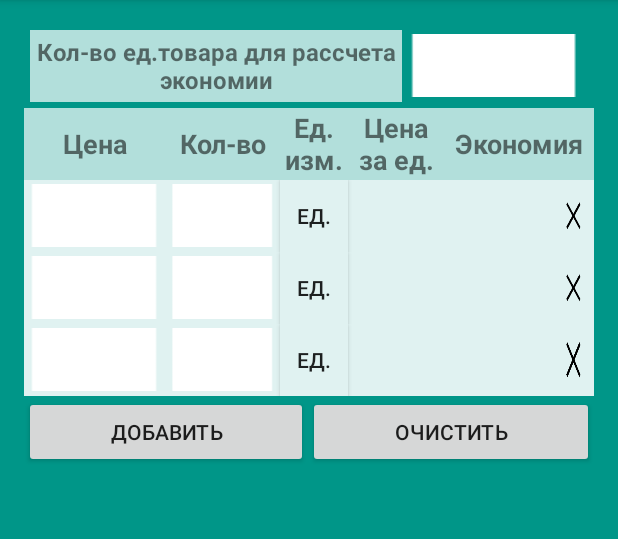
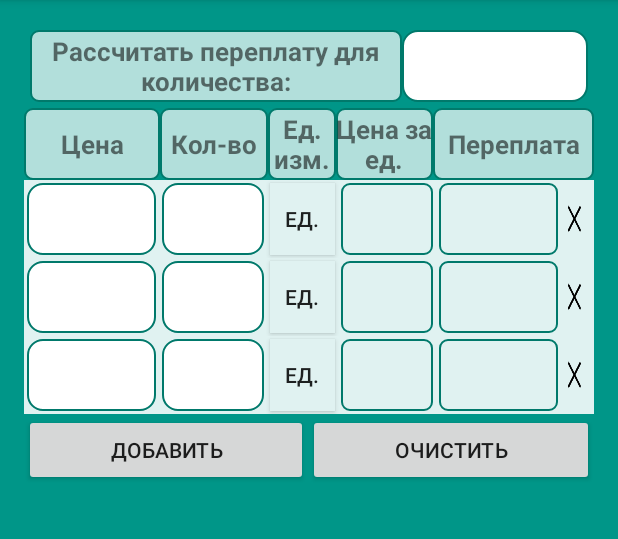
Before and after one commit to Dvajdi/QuickComparison, an Android app: the screen it shows after launch (MainActivity), after a tap on "ДОБАВИТЬ", on a phone screen of 412 x 824 dp, the part 84-623 px from its top. Run offline under Robolectric (Android 15) with nearby library versions, the light colour scheme and no system bars.

Commit message:
Вместе мы справимся

```diff
--- /dev/null
+++ b/app/src/main/res/drawable/rectangle.xml
@@ -0,0 +1,8 @@
+<?xml version="1.0" encoding="utf-8"?>
+<shape xmlns:android="http://schemas.android.com/apk/res/android"
+    android:shape="rectangle">
+    <solid android:color="@color/background_name"></solid>
+    <stroke android:width="1dp"
+        android:color="@color/colorPrimary"/>
+    <corners android:radius="5dp"/>
+</shape>
--- /dev/null
+++ b/app/src/main/res/drawable/rectangle_light.xml
@@ -0,0 +1,8 @@
+<?xml version="1.0" encoding="utf-8"?>
+<shape xmlns:android="http://schemas.android.com/apk/res/android"
+    android:shape="rectangle">
+    <stroke android:color="@color/colorPrimary"
+        android:width="1dp"/>
+    <solid android:color="@color/background_tv"/>
+    <corners android:radius="5dp"/>
+</shape>
--- /dev/null
+++ b/app/src/main/res/drawable/rounded.xml
@@ -0,0 +1,14 @@
+<?xml version="1.0" encoding="utf-8"?>
+
+<shape xmlns:android="http://schemas.android.com/apk/res/android"
+android:shape="rectangle" >
+
+<solid android:color="#FFFFFF" />
+
+<corners android:radius="10dp" />
+
+<stroke
+    android:width="1dp"
+    android:color="@color/colorPrimary" />
+
+</shape>
--- a/app/src/main/res/layout/activity_main.xml
+++ b/app/src/main/res/layout/activity_main.xml
@@ -38,9 +38,9 @@
             android:text="@string/quan_economy"
             android:id="@+id/tv_more_units"
             android:layout_weight="2"
-            android:background="@color/background_name"
+            android:background="@drawable/rectangle"
             android:textIsSelectable="false"
-            android:textSize="16sp"
+            android:textSize="17sp"
             android:textStyle="bold"
             android:gravity="center" />
 
@@ -50,7 +50,7 @@
             android:id="@+id/et_more_units"
             android:layout_weight="1"
             android:inputType="numberDecimal"
-            android:background="@mipmap/line"
+            android:background="@drawable/rounded"
             android:textSize="16sp"
             android:enabled="true"
             android:focusable="true"
@@ -71,10 +71,10 @@
             android:text="@string/Price"
             android:id="@+id/tv_price"
             android:textStyle="bold"
-            android:textSize="18sp"
+            android:textSize="17sp"
             android:gravity="center"
-            android:background="@color/background_name"
-            android:layout_weight="25"
+            android:background="@drawable/rectangle"
+            android:layout_weight="24"
             android:focusable="false" />
 
         <TextView
@@ -84,9 +84,9 @@
             android:id="@+id/tv_quantity"
             android:gravity="center"
             android:textStyle="bold"
-            android:textSize="18sp"
-            android:background="@color/background_name"
-            android:layout_weight="20" />
+            android:textSize="17sp"
+            android:background="@drawable/rectangle"
+            android:layout_weight="19" />
 
         <TextView
             android:layout_width="0dp"
@@ -94,8 +94,8 @@
             android:text="@string/unit"
             android:id="@+id/tv_unit"
             android:textStyle="bold"
-            android:textSize="18sp"
-            android:background="@color/background_name"
+            android:textSize="17sp"
+            android:background="@drawable/rectangle"
             android:gravity="center"
             android:layout_weight="12" />
 
@@ -104,8 +104,8 @@
             android:layout_height="48dp"
             android:id="@+id/tv_resalt"
             android:textStyle="bold"
-            android:textSize="18sp"
-            android:background="@color/background_name"
+            android:textSize="17sp"
+            android:background="@drawable/rectangle"
             android:gravity="center"
             android:text="@string/resalt"
             android:layout_weight="17" />
@@ -115,10 +115,10 @@
             android:layout_height="48dp"
             android:text="@string/economy"
             android:id="@+id/tv_economy"
-            android:background="@color/background_name"
-            android:textSize="18sp"
+            android:background="@drawable/rectangle"
+            android:textSize="17sp"
             android:textStyle="bold"
-            android:layout_weight="26"
+            android:layout_weight="28"
             android:gravity="center" />
 
     </LinearLayout>
@@ -138,11 +138,12 @@
             android:inputType="numberDecimal"
             android:id="@+id/et_price1"
             android:textSize="16sp"
-            android:background="@mipmap/line"
-            android:layout_weight="25"
+            android:background="@drawable/rounded"
+            android:layout_weight="24"
             android:focusable="true" android:enabled="true"
             android:selectAllOnFocus="false"
-            android:gravity="center" />
+            android:gravity="center"
+            android:layout_margin="2dp" />
 
         <EditText
             android:layout_width="0dp"
@@ -152,9 +153,10 @@
             android:id="@+id/et_quantity1"
             android:gravity="center"
             android:textSize="16sp"
-            android:background="@mipmap/line"
-            android:layout_weight="20"
-            android:enabled="true" android:focusable="true"/>
+            android:background="@drawable/rounded"
+            android:layout_weight="19"
+            android:enabled="true" android:focusable="true"
+            android:layout_margin="2dp" />
 
         <Button
             android:layout_width="0dp"
@@ -162,7 +164,8 @@
             android:text="@string/Button_unit"
             android:id="@+id/button_unit1"
             android:layout_weight="12"
-            android:background="@color/background_unit" />
+            android:background="@color/background_unit"
+            android:layout_margin="2dp" />
 
         <TextView
             android:layout_width="0dp"
@@ -172,15 +175,20 @@
             android:textSize="16sp"
             android:layout_weight="17"
             android:enabled="true" android:focusable="true"
-            />
+            android:layout_margin="2dp"
+            android:background="@drawable/rectangle_light"
+            android:textColor="@color/black" />
 
         <TextView
             android:layout_width="0dp"
             android:layout_height="48dp"
             android:id="@+id/tv_economy1"
-            android:layout_weight="20"
+            android:layout_weight="22"
             android:enabled="true" android:focusable="true"
-            android:textSize="16sp"/>
+            android:textSize="16sp"
+            android:layout_margin="2dp"
+            android:background="@drawable/rectangle_light"
+            android:textColor="@color/black" />
 
         <Button
             android:layout_width="0dp"
@@ -188,7 +196,9 @@
             android:id="@+id/button_delete1"
             android:background="@mipmap/delete_1"
             android:layout_weight="5"
-            android:gravity="top" />
+            android:gravity="top"
+            android:scaleType="centerCrop"/>
+
 
     </LinearLayout>
 
@@ -210,9 +220,10 @@
             android:id="@+id/et_price2"
             android:gravity="center"
             android:textSize="16sp"
-            android:background="@mipmap/line"
-            android:layout_weight="25"
-            android:enabled="true" android:focusable="true"/>
+            android:background="@drawable/rounded"
+            android:layout_weight="24"
+            android:enabled="true" android:focusable="true"
+            android:layout_margin="2dp" />
 
         <EditText
             android:layout_width="0dp"
@@ -222,9 +233,10 @@
             android:id="@+id/et_quantity2"
             android:gravity="center"
             android:textSize="16sp"
-            android:background="@mipmap/line"
-            android:layout_weight="20"
-            android:enabled="true" android:focusable="true"/>
+            android:background="@drawable/rounded"
+            android:layout_weight="19"
+            android:enabled="true" android:focusable="true"
+            android:layout_margin="2dp" />
 
         <Button
             android:layout_width="0dp"
@@ -232,7 +244,8 @@
             android:text="@string/Button_unit"
             android:id="@+id/button_unit2"
             android:layout_weight="12"
-            android:background="@color/background_unit" />
+            android:background="@color/background_unit"
+            android:layout_margin="2dp" />
 
         <TextView
             android:layout_width="0dp"
@@ -241,15 +254,21 @@
             android:gravity="center"
             android:textSize="16sp"
             android:layout_weight="17"
-            android:enabled="true" android:focusable="true"/>
+            android:enabled="true" android:focusable="true"
+            android:layout_margin="2dp"
+            android:background="@drawable/rectangle_light"
+            android:textColor="@color/black" />
 
         <TextView
             android:layout_width="0dp"
             android:layout_height="48dp"
             android:id="@+id/tv_economy2"
-            android:layout_weight="20"
+            android:layout_weight="22"
             android:enabled="true" android:focusable="true"
-            android:textSize="16sp" />
+            android:textSize="16sp"
+            android:layout_margin="2dp"
+            android:background="@drawable/rectangle_light"
+            android:textColor="@color/black" />
 
         <Button
             android:layout_width="0dp"
--- a/app/src/main/res/layout/row.xml
+++ b/app/src/main/res/layout/row.xml
@@ -15,10 +15,11 @@
         android:id="@+id/et_dop_price"
         android:gravity="center"
         android:textSize="16sp"
-        android:background="@mipmap/line"
-        android:layout_weight="25"
+        android:background="@drawable/rounded"
+        android:layout_weight="24"
         android:enabled="true"
-        android:focusable="true" />
+        android:focusable="true"
+        android:layout_margin="2dp" />
 
     <EditText
         android:layout_width="0dp"
@@ -28,10 +29,11 @@
         android:id="@+id/et_dop_quantity"
         android:gravity="center"
         android:textSize="16sp"
-        android:background="@mipmap/line"
-        android:layout_weight="20"
+        android:background="@drawable/rounded"
+        android:layout_weight="19"
         android:enabled="true"
-        android:focusable="true" />
+        android:focusable="true"
+        android:layout_margin="2dp" />
 
     <Button
         android:layout_width="0dp"
@@ -39,7 +41,8 @@
         android:text="@string/Button_unit"
         android:id="@+id/button_dop_unit"
         android:layout_weight="12"
-        android:background="@color/background_unit" />
+        android:background="@color/background_unit"
+        android:layout_margin="2dp" />
 
     <TextView
         android:layout_width="0dp"
@@ -47,20 +50,24 @@
         android:id="@+id/tv_dop_resalt"
         android:gravity="center"
         android:textSize="16sp"
-        android:background="@color/background_tv"
-        android:layout_weight="17" />
+        android:background="@drawable/rectangle_light"
+        android:layout_weight="17"
+        android:layout_margin="2dp"
+        android:textColor="@color/black" />
 
     <TextView
         android:layout_width="0dp"
         android:layout_height="48dp"
         android:id="@+id/tv_dop_economy"
-        android:background="@color/background_tv"
-        android:layout_weight="20"
-        android:textSize="16sp" />
+        android:background="@drawable/rectangle_light"
+        android:layout_weight="22"
+        android:textSize="16sp"
+        android:layout_margin="2dp"
+        android:textColor="@color/black" />
 
     <Button
         android:layout_width="0dp"
-        android:layout_height="wrap_content"
+        android:layout_height="36dp"
         android:id="@+id/button_dop_delete"
         android:background="@mipmap/delete_1"
         android:layout_weight="5" />
--- a/app/src/main/res/values/colors.xml
+++ b/app/src/main/res/values/colors.xml
@@ -3,12 +3,12 @@
     <color name="colorPrimary">#00796B</color>
     <color name="colorPrimaryDark">#004D40</color>
     <color name="colorAccent">#FF4081</color>
-    <color name="black">#a81c1c</color>
+    <color name="black">#000000</color>
     <color name="background_main_activity">#009688</color>
     <color name="background_name">#B2DFDB</color>
     <color name="background_tv">#E0F2F1</color>
     <color name="background_pq">#FFFFFF</color>
     <color name="background_unit">#E0F2F1</color>
-    <color name="colorVariant1">#FFECB3</color>
-    <color name="colorVariant2">#FFD54F</color>
+    <color name="colorVariant1">#FFAB40</color>
+    <color name="colorVariant2">#FFD180</color>
 </resources>
--- a/app/src/main/res/values/strings.xml
+++ b/app/src/main/res/values/strings.xml
@@ -5,10 +5,10 @@
     <string name="quantity">Кол-во</string>
     <string name="unit">Ед. изм.</string>
     <string name="resalt">Цена за ед.</string>
-    <string name="economy">Экономия</string>
+    <string name="economy">Переплата</string>
     <string name="one">1</string>
     <string name="Button_unit">ед.</string>
     <string name="ButtonAdd">Добавить</string>
     <string name="DuttonClear">Очистить</string>
-    <string name="quan_economy">Кол-во ед.товара для рассчета экономии</string>
+    <string name="quan_economy">Рассчитать переплату для количества:</string>
 </resources>
```
Also changed, not shown: 1 other file.
